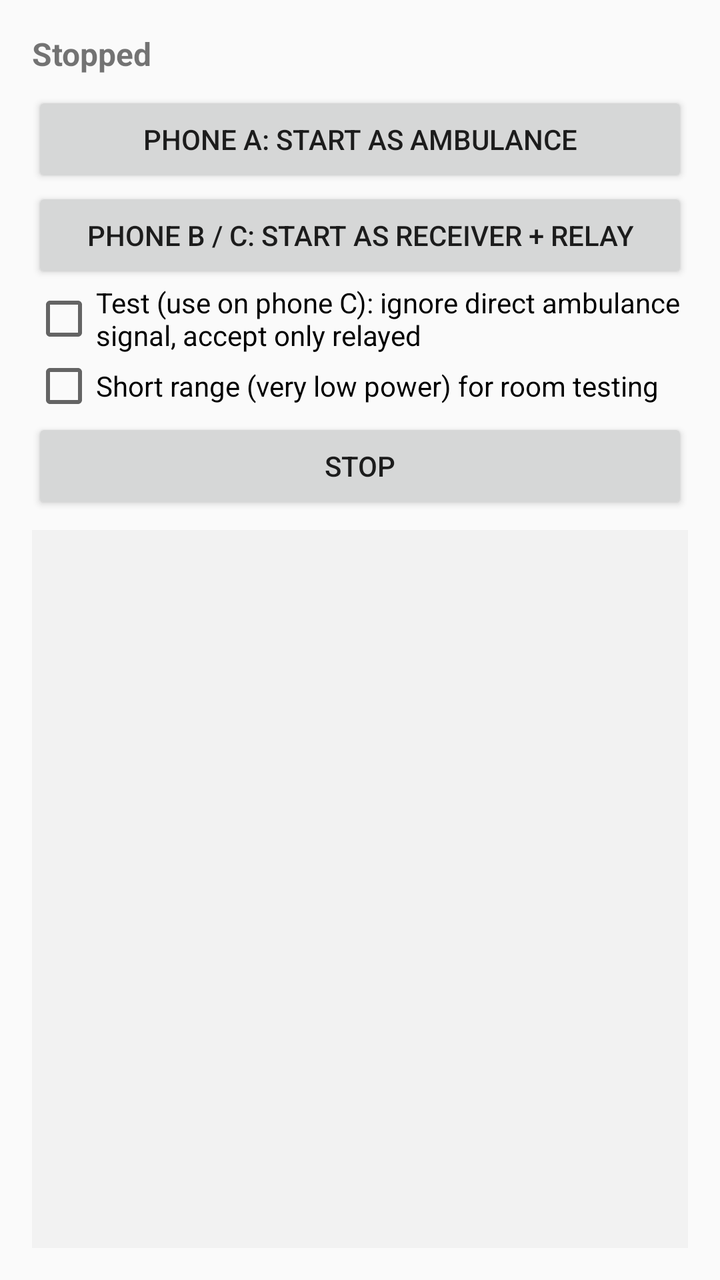
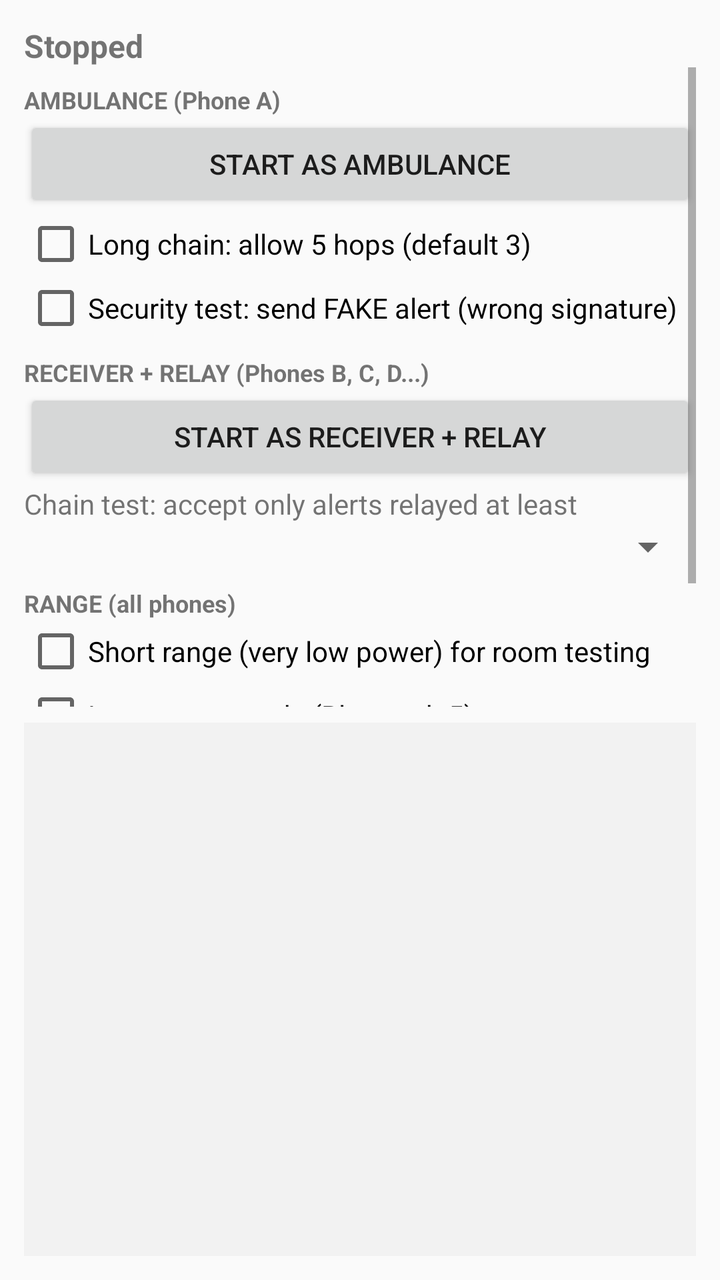

Two renders of the same Android screen: before a commit and after it. Below are the layout's source before the change and the commit's diff.
<!-- AndroidManifest.xml: application theme Theme.AppCompat.Light.DarkActionBar -->
<!-- res/layout/activity_main.xml -->
<?xml version="1.0" encoding="utf-8"?>
<LinearLayout xmlns:android="http://schemas.android.com/apk/res/android"
    android:layout_width="match_parent"
    android:layout_height="match_parent"
    android:orientation="vertical"
    android:padding="16dp">

    <TextView
        android:id="@+id/status"
        android:layout_width="match_parent"
        android:layout_height="wrap_content"
        android:text="Stopped"
        android:textSize="16sp"
        android:textStyle="bold" />

    <Button
        android:id="@+id/btnAmbulance"
        android:layout_width="match_parent"
        android:layout_height="wrap_content"
        android:layout_marginTop="8dp"
        android:text="Phone A: Start as AMBULANCE" />

    <Button
        android:id="@+id/btnRelay"
        android:layout_width="match_parent"
        android:layout_height="wrap_content"
        android:text="Phone B / C: Start as RECEIVER + RELAY" />

    <CheckBox
        android:id="@+id/chkIgnoreDirect"
        android:layout_width="match_parent"
        android:layout_height="wrap_content"
        android:text="Test (use on phone C): ignore direct ambulance signal, accept only relayed" />

    <CheckBox
        android:id="@+id/chkShortRange"
        android:layout_width="match_parent"
        android:layout_height="wrap_content"
        android:text="Short range (very low power) for room testing" />

    <Button
        android:id="@+id/btnStop"
        android:layout_width="match_parent"
        android:layout_height="wrap_content"
        android:text="Stop" />

    <TextView
        android:id="@+id/alert"
        android:layout_width="match_parent"
        android:layout_height="wrap_content"
        android:layout_marginTop="8dp"
        android:background="#D32F2F"
        android:gravity="center"
        android:padding="16dp"
        android:textColor="#FFFFFF"
        android:textSize="18sp"
        android:visibility="gone" />

    <ScrollView
        android:layout_width="match_parent"
        android:layout_height="0dp"
        android:layout_marginTop="8dp"
        android:layout_weight="1"
        android:background="#F2F2F2">

        <TextView
            android:id="@+id/log"
            android:layout_width="match_parent"
            android:layout_height="wrap_content"
            android:fontFamily="monospace"
            android:padding="8dp"
            android:textSize="11sp" />
    </ScrollView>
</LinearLayout>
<!-- resources referenced by this layout -->
<resources>

</resources>

<!-- the commit's change to res/layout/activity_main.xml (unified diff, before → after) -->
@@ -3,7 +3,7 @@
     android:layout_width="match_parent"
     android:layout_height="match_parent"
     android:orientation="vertical"
-    android:padding="16dp">
+    android:padding="12dp">
 
     <TextView
         android:id="@+id/status"
@@ -13,36 +13,98 @@
         android:textSize="16sp"
         android:textStyle="bold" />
 
-    <Button
-        android:id="@+id/btnAmbulance"
+    
+    <ScrollView
         android:layout_width="match_parent"
-        android:layout_height="wrap_content"
-        android:layout_marginTop="8dp"
-        android:text="Phone A: Start as AMBULANCE" />
+        android:layout_height="0dp"
+        android:layout_weight="1.2">
 
-    <Button
-        android:id="@+id/btnRelay"
-        android:layout_width="match_parent"
-        android:layout_height="wrap_content"
-        android:text="Phone B / C: Start as RECEIVER + RELAY" />
+        <LinearLayout
+            android:layout_width="match_parent"
+            android:layout_height="wrap_content"
+            android:orientation="vertical">
 
-    <CheckBox
-        android:id="@+id/chkIgnoreDirect"
-        android:layout_width="match_parent"
-        android:layout_height="wrap_content"
-        android:text="Test (use on phone C): ignore direct ambulance signal, accept only relayed" />
+            
+            <TextView
+                android:layout_width="match_parent"
+                android:layout_height="wrap_content"
+                android:layout_marginTop="8dp"
+                android:text="AMBULANCE (Phone A)"
+                android:textSize="12sp"
+                android:textStyle="bold" />
 
-    <CheckBox
-        android:id="@+id/chkShortRange"
-        android:layout_width="match_parent"
-        android:layout_height="wrap_content"
-        android:text="Short range (very low power) for room testing" />
+            <Button
+                android:id="@+id/btnAmbulance"
+                android:layout_width="match_parent"
+                android:layout_height="wrap_content"
+                android:text="Start as AMBULANCE" />
 
-    <Button
-        android:id="@+id/btnStop"
-        android:layout_width="match_parent"
-        android:layout_height="wrap_content"
-        android:text="Stop" />
+            <CheckBox
+                android:id="@+id/chkFiveHops"
+                android:layout_width="match_parent"
+                android:layout_height="wrap_content"
+                android:text="Long chain: allow 5 hops (default 3)" />
+
+            <CheckBox
+                android:id="@+id/chkFake"
+                android:layout_width="match_parent"
+                android:layout_height="wrap_content"
+                android:text="Security test: send FAKE alert (wrong signature)" />
+
+            
+            <TextView
+                android:layout_width="match_parent"
+                android:layout_height="wrap_content"
+                android:layout_marginTop="8dp"
+                android:text="RECEIVER + RELAY (Phones B, C, D...)"
+                android:textSize="12sp"
+                android:textStyle="bold" />
+
+            <Button
+                android:id="@+id/btnRelay"
+                android:layout_width="match_parent"
+                android:layout_height="wrap_content"
+                android:text="Start as RECEIVER + RELAY" />
+
+            <TextView
+                android:layout_width="match_parent"
+                android:layout_height="wrap_content"
+                android:text="Chain test: accept only alerts relayed at least" />
+
+            <Spinner
+                android:id="@+id/spinMinRelays"
+                android:layout_width="match_parent"
+                android:layout_height="wrap_content" />
+
+            
+            <TextView
+                android:layout_width="match_parent"
+                android:layout_height="wrap_content"
+                android:layout_marginTop="8dp"
+                android:text="RANGE (all phones)"
+                android:textSize="12sp"
+                android:textStyle="bold" />
+
+            <CheckBox
+                android:id="@+id/chkShortRange"
+                android:layout_width="match_parent"
+                android:layout_height="wrap_content"
+                android:text="Short range (very low power) for room testing" />
+
+            <CheckBox
+                android:id="@+id/chkLongRange"
+                android:layout_width="match_parent"
+                android:layout_height="wrap_content"
+                android:text="Long range mode (Bluetooth 5)" />
+
+            <Button
+                android:id="@+id/btnStop"
+                android:layout_width="match_parent"
+                android:layout_height="wrap_content"
+                android:layout_marginTop="8dp"
+                android:text="Stop" />
+        </LinearLayout>
+    </ScrollView>
 
     <TextView
         android:id="@+id/alert"
@@ -51,9 +113,9 @@
         android:layout_marginTop="8dp"
         android:background="#D32F2F"
         android:gravity="center"
-        android:padding="16dp"
+        android:padding="12dp"
         android:textColor="#FFFFFF"
-        android:textSize="18sp"
+        android:textSize="17sp"
         android:visibility="gone" />
 
     <ScrollView
@@ -69,6 +131,7 @@
             android:layout_height="wrap_content"
             android:fontFamily="monospace"
             android:padding="8dp"
+            android:textColor="#222222"
             android:textSize="11sp" />
     </ScrollView>
 </LinearLayout>
